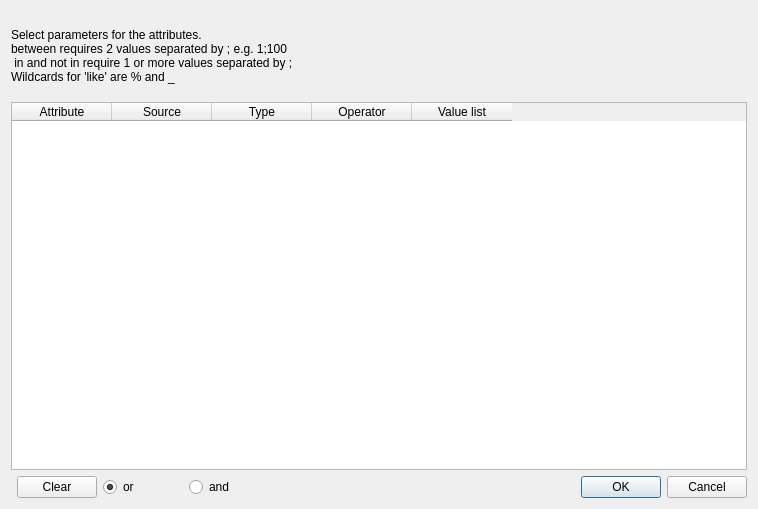
This is src/GUI_UIs/ui_report_attribute_parameters.ui in ccbogel/QualCoder as Qt 5 draws it before an edit. The edited form follows.
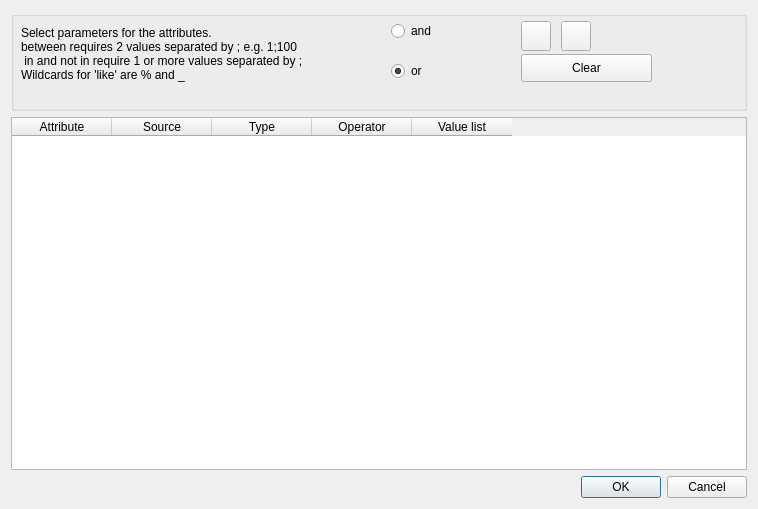
This is the edited form.

Commit message: attribute filter save and load

Patch:
```diff
--- a/src/GUI_UIs/ui_report_attribute_parameters.ui
+++ b/src/GUI_UIs/ui_report_attribute_parameters.ui
@@ -13,9 +13,49 @@
   <property name="windowTitle">
    <string>Attribute selection parameters</string>
   </property>
-  <layout class="QGridLayout" name="gridLayout">
-   <item row="0" column="0" colspan="5">
+  <layout class="QVBoxLayout" name="verticalLayout">
+   <item>
+    <widget class="QGroupBox" name="groupBox">
+     <property name="minimumSize">
+      <size>
+       <width>0</width>
+       <height>100</height>
+      </size>
+     </property>
+     <property name="maximumSize">
+      <size>
+       <width>16777215</width>
+       <height>100</height>
+      </size>
+     </property>
+     <property name="title">
+      <string/>
+     </property>
+     <widget class="QPushButton" name="pushButton_load_filter">
+      <property name="geometry">
+       <rect>
+        <x>510</x>
+        <y>10</y>
+        <width>30</width>
+        <height>30</height>
+       </rect>
+      </property>
+      <property name="toolTip">
+       <string>&lt;html&gt;&lt;head/&gt;&lt;body&gt;&lt;p&gt;Load filter settings&lt;/p&gt;&lt;/body&gt;&lt;/html&gt;</string>
+      </property>
+      <property name="text">
+       <string/>
+      </property>
+     </widget>
     <widget class="QLabel" name="label">
+      <property name="geometry">
+       <rect>
+        <x>10</x>
+        <y>0</y>
+        <width>361</width>
+        <height>85</height>
+       </rect>
+      </property>
      <property name="minimumSize">
       <size>
        <width>0</width>
@@ -38,16 +78,31 @@
       <bool>true</bool>
      </property>
     </widget>
-   </item>
-   <item row="3" column="4">
-    <widget class="QDialogButtonBox" name="buttonBox">
-     <property name="standardButtons">
-      <set>QDialogButtonBox::Cancel|QDialogButtonBox::Ok</set>
-     </property>
-    </widget>
-   </item>
-   <item row="3" column="1">
+     <widget class="QPushButton" name="pushButton_save_filter">
+      <property name="geometry">
+       <rect>
+        <x>550</x>
+        <y>10</y>
+        <width>30</width>
+        <height>30</height>
+       </rect>
+      </property>
+      <property name="toolTip">
+       <string>&lt;html&gt;&lt;head/&gt;&lt;body&gt;&lt;p&gt;Save filter settings.&lt;/p&gt;&lt;p&gt;Do not use apostrophe or comma in any values.&lt;/p&gt;&lt;/body&gt;&lt;/html&gt;</string>
+      </property>
+      <property name="text">
+       <string/>
+      </property>
+     </widget>
     <widget class="QPushButton" name="pushButton_clear">
+      <property name="geometry">
+       <rect>
+        <x>510</x>
+        <y>43</y>
+        <width>131</width>
+        <height>28</height>
+       </rect>
+      </property>
      <property name="toolTip">
       <string>Clear attribute selections</string>
      </property>
@@ -55,9 +110,37 @@
       <string>Clear</string>
      </property>
     </widget>
-   </item>
-   <item row="3" column="2">
+     <widget class="QRadioButton" name="radioButton_and">
+      <property name="geometry">
+       <rect>
+        <x>380</x>
+        <y>10</y>
+        <width>90</width>
+        <height>20</height>
+       </rect>
+      </property>
+      <property name="minimumSize">
+       <size>
+        <width>90</width>
+        <height>0</height>
+       </size>
+      </property>
+      <property name="toolTip">
+       <string>&lt;html&gt;&lt;head/&gt;&lt;body&gt;&lt;p&gt;Boolean And&lt;/p&gt;&lt;p&gt;For all parameter selections&lt;/p&gt;&lt;/body&gt;&lt;/html&gt;</string>
+      </property>
+      <property name="text">
+       <string>and</string>
+      </property>
+     </widget>
     <widget class="QRadioButton" name="radioButton_or">
+      <property name="geometry">
+       <rect>
+        <x>380</x>
+        <y>50</y>
+        <width>80</width>
+        <height>20</height>
+       </rect>
+      </property>
      <property name="minimumSize">
       <size>
        <width>80</width>
@@ -74,8 +157,9 @@
       <bool>true</bool>
      </property>
     </widget>
+    </widget>
    </item>
-   <item row="1" column="0" colspan="5">
+   <item>
     <widget class="QTableWidget" name="tableWidget">
      <column>
       <property name="text">
@@ -104,19 +188,10 @@
      </column>
     </widget>
    </item>
-   <item row="3" column="3">
-    <widget class="QRadioButton" name="radioButton_and">
-     <property name="minimumSize">
-      <size>
-       <width>90</width>
-       <height>0</height>
-      </size>
-     </property>
-     <property name="toolTip">
-      <string>&lt;html&gt;&lt;head/&gt;&lt;body&gt;&lt;p&gt;Boolean And&lt;/p&gt;&lt;p&gt;For all parameter selections&lt;/p&gt;&lt;/body&gt;&lt;/html&gt;</string>
-     </property>
-     <property name="text">
-      <string>and</string>
+   <item>
+    <widget class="QDialogButtonBox" name="buttonBox">
+     <property name="standardButtons">
+      <set>QDialogButtonBox::Cancel|QDialogButtonBox::Ok</set>
      </property>
     </widget>
    </item>
```
Lines whose indentation alone changed are shown as unchanged.
